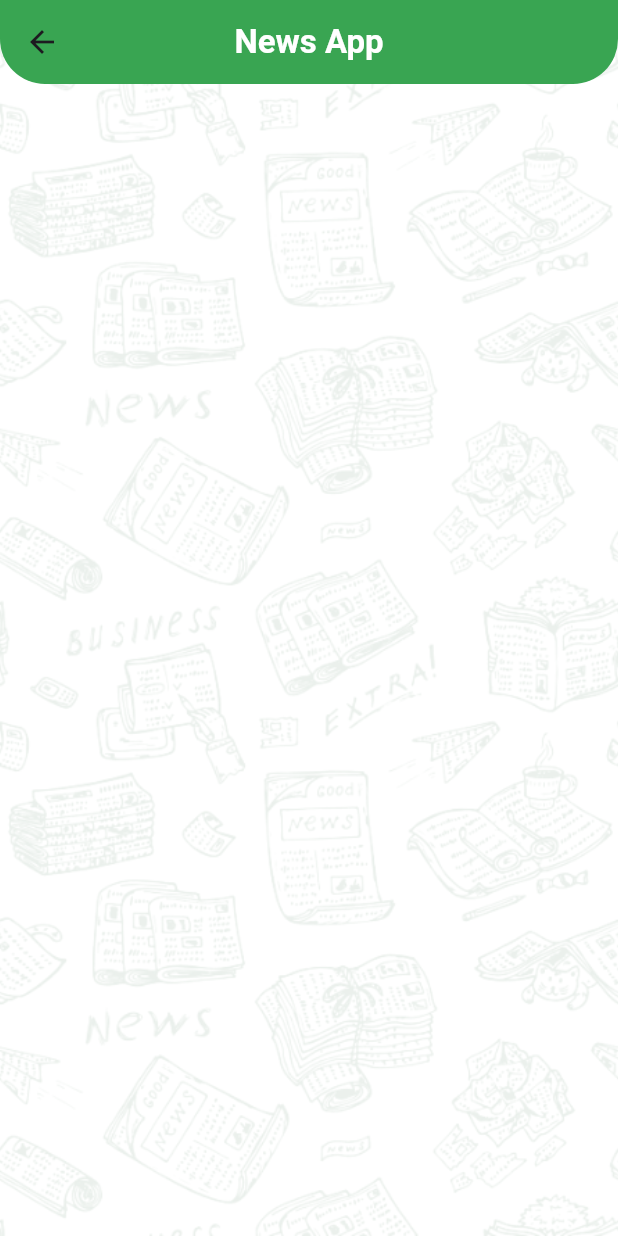
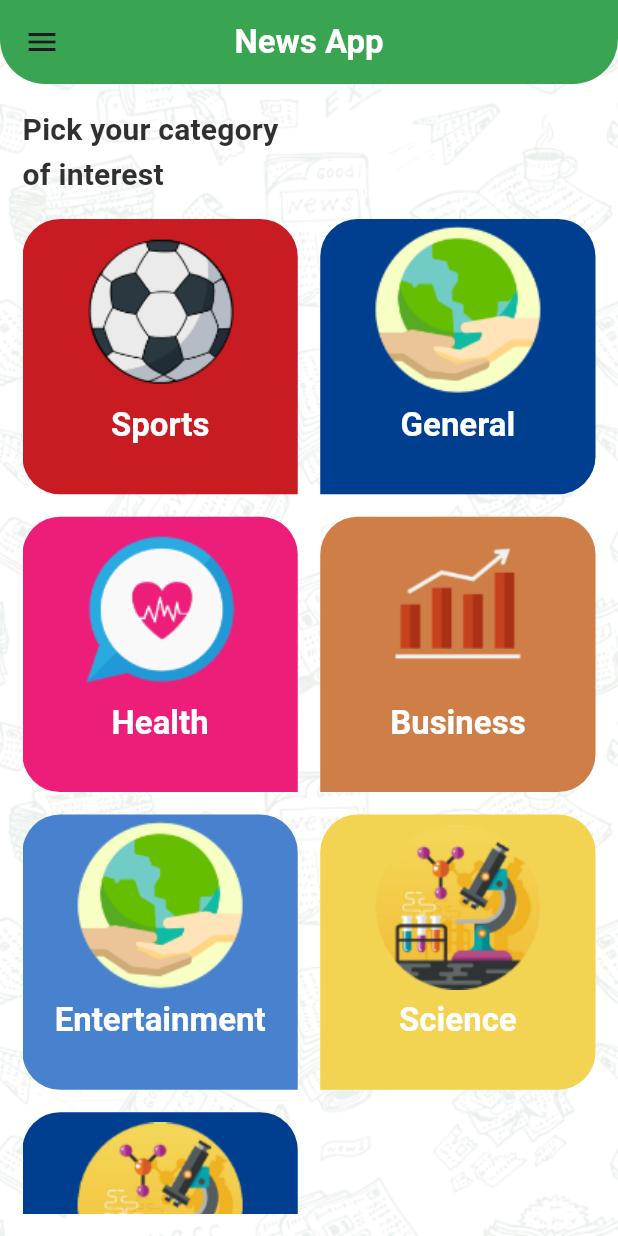
Before and after one commit to Amira-ElSafty/news_app_c10_online, a Flutter app: the HomeScreen screen opened by its route, on a phone screen of 412 x 824 dp. Run offline on Flutter 3.47's test engine with Material 3 defaults, Android fonts, the phone set to English and light mode, and no system bars; our stand-ins replace cached_network_image.

Commit message:
finished news app.

```diff
--- a/lib/api/api_manager.dart
+++ b/lib/api/api_manager.dart
@@ -11,10 +11,11 @@ https://newsapi.org/v2/top-headlines/sources?apiKey=API_KEY
 ------------------------------------------------------------
 500c5a4f9b244f3db92a47f436f1819e
  */
-  static Future<SourceResponse?> getSources()async{
+  static Future<SourceResponse?> getSources(String categoryId)async{
     Uri url = Uri.https(ApiConstants.baseUrl,ApiConstants.sourcesApi,
     {
-      'apiKey' : '500c5a4f9b244f3db92a47f436f1819e'
+      'apiKey' : '500c5a4f9b244f3db92a47f436f1819e',
+      'category' : categoryId
     });
     try{
       var response = await http.get(url);
--- /dev/null
+++ b/lib/category/category_fragment.dart
@@ -0,0 +1,40 @@
+import 'package:flutter/material.dart';
+import 'package:flutter_app_news_c10_online/category/category_item.dart';
+import 'package:flutter_app_news_c10_online/model/category_DM.dart';
+
+class CategoryFragment extends StatelessWidget {
+  var categoriesList = CategoryDM.getCategories();
+  Function onCategoryClick ;
+  CategoryFragment({required this.onCategoryClick});
+  @override
+  Widget build(BuildContext context) {
+    return Container(
+      padding: EdgeInsets.all(15),
+      child: Column(
+        crossAxisAlignment: CrossAxisAlignment.stretch,
+        children: [
+          Text('Pick your category \nof interest',
+          style: Theme.of(context).textTheme.titleMedium,),
+          SizedBox(height: 15,),
+          Expanded(
+            child: GridView.builder(
+                gridDelegate: SliverGridDelegateWithFixedCrossAxisCount(
+                  crossAxisCount: 2,
+                  mainAxisSpacing: 15,
+                  crossAxisSpacing: 15
+                ),
+                itemBuilder: (context,index){
+                  return InkWell(
+                    onTap: (){
+                      onCategoryClick(categoriesList[index]);
+                    },
+                      child: CategoryItem(category: categoriesList[index], index: index));
+                },
+            itemCount: categoriesList.length ,),
+          )
+        ],
+      ),
+
+    );
+  }
+}
--- /dev/null
+++ b/lib/category/category_item.dart
@@ -0,0 +1,34 @@
+import 'package:flutter/material.dart';
+import 'package:flutter_app_news_c10_online/model/category_DM.dart';
+
+class CategoryItem extends StatelessWidget {
+  CategoryDM category ;
+  int index ;
+  CategoryItem({required this.category,required this.index});
+  @override
+  Widget build(BuildContext context) {
+    return Container(
+      decoration: BoxDecoration(
+        color: category.color,
+        borderRadius: BorderRadius.only(
+          topLeft: Radius.circular(25),
+          topRight: Radius.circular(25),
+          bottomLeft:Radius.circular(
+            index % 2 == 0 ? 25 : 0
+          ) ,
+          bottomRight: Radius.circular(
+            index % 2 == 0 ? 0 : 25
+          )
+        )
+      ),
+      child: Column(
+        children: [
+          Image.asset(category.imagePath,
+          height: MediaQuery.of(context).size.height*0.15,),
+          Text(category.title,
+          style: Theme.of(context).textTheme.titleLarge,)
+        ],
+      ),
+    );
+  }
+}
--- a/lib/home/home_screen.dart
+++ b/lib/home/home_screen.dart
@@ -1,8 +1,19 @@
 import 'package:flutter/material.dart';
+import 'package:flutter_app_news_c10_online/category/category_details.dart';
+import 'package:flutter_app_news_c10_online/category/category_fragment.dart';
+import 'package:flutter_app_news_c10_online/drawer/home_drawer.dart';
+import 'package:flutter_app_news_c10_online/model/category_DM.dart';
 import 'package:flutter_app_news_c10_online/my_theme.dart';
+import 'package:flutter_app_news_c10_online/settings/settings_tab.dart';
 
-class HomeScreen extends StatelessWidget {
+class HomeScreen extends StatefulWidget {
   static const String routeName = 'home-screen';
+
+  @override
+  State<HomeScreen> createState() => _HomeScreenState();
+}
+
+class _HomeScreenState extends State<HomeScreen> {
   @override
   Widget build(BuildContext context) {
     return Stack(children: [
@@ -19,11 +30,45 @@ class HomeScreen extends StatelessWidget {
         backgroundColor: Colors.transparent,
         appBar: AppBar(
           title: Text(
-            'News App',
+            selectedMenuItem == HomeDrawer.settings?
+                'Settings':
+                selectedCategory == null ?
+            'News App':
+                    selectedCategory!.title
+            ,
             style: Theme.of(context).textTheme.titleLarge,
           ),
         ),
+        drawer: Drawer(
+          child: HomeDrawer(onSideMenuItemClick: onSideMenuItemClick),
+        ),
+        body: selectedMenuItem == HomeDrawer.settings ?
+            SettingsTab()
+            :
+        selectedCategory == null
+            ? CategoryFragment(onCategoryClick: onCategoryClick)
+            : CategoryDetails(category: selectedCategory!),
       )
     ]);
   }
+
+  CategoryDM? selectedCategory;
+
+  void onCategoryClick(CategoryDM newSelectedCategory) {
+    //todo: newSelectedCategory => User
+    selectedCategory = newSelectedCategory;
+    setState(() {
+
+    });
+  }
+
+  int selectedMenuItem = HomeDrawer.categories ;
+  void onSideMenuItemClick(int newSelectedMenuItem){
+    selectedMenuItem = newSelectedMenuItem ;
+    selectedCategory = null ;
+    Navigator.pop(context);
+    setState(() {
+
+    });
+  }
 }
--- a/lib/main.dart
+++ b/lib/main.dart
@@ -11,10 +11,9 @@ class MyApp extends StatelessWidget {
   Widget build(BuildContext context) {
     return MaterialApp(
       debugShowCheckedModeBanner: false,
-      initialRoute: CategoryDetails.routeName,
+      initialRoute: HomeScreen.routeName,
       routes: {
         HomeScreen.routeName : (context) => HomeScreen(),
-        CategoryDetails.routeName : (context) => CategoryDetails(),
       },
       theme: MyTheme.lightTheme,
     );
--- /dev/null
+++ b/lib/model/category_DM.dart
@@ -0,0 +1,36 @@
+import 'package:flutter/material.dart';
+import 'package:flutter_app_news_c10_online/my_theme.dart';
+
+class CategoryDM{
+  String id;
+  String title ;
+  String imagePath ;
+  Color color ;
+
+  CategoryDM({
+    required this.id,required this.title,
+    required this.imagePath,required this.color
+});
+
+  static List<CategoryDM> getCategories(){
+    return [
+      CategoryDM(id: 'sports', title: 'Sports',
+          imagePath: 'assets/images/sports.png', color: MyTheme.redColor),
+      CategoryDM(id: 'general', title: 'General',
+          imagePath: 'assets/images/general.png', color: MyTheme.darkBlueColor),
+      CategoryDM(id: 'health', title: 'Health',
+          imagePath: 'assets/images/health.png', color: MyTheme.pinkColor),
+      CategoryDM(id: 'business', title: 'Business',
+          imagePath: 'assets/images/bussines.png', color: MyTheme.brownColor),
+      CategoryDM(id: 'entertainment', title: 'Entertainment',
+          imagePath: 'assets/images/entertainment.png', color: MyTheme.blueColor),
+      CategoryDM(id: 'science', title: 'Science',
+          imagePath: 'assets/images/science.png', color: MyTheme.yellowColor),
+      CategoryDM(
+          id: 'technology',
+          title: 'Technology',
+          imagePath: 'assets/images/technology.png',
+          color: MyTheme.darkBlueColor),
+    ];
+  }
+}
--- a/lib/news/news_widget.dart
+++ b/lib/news/news_widget.dart
@@ -3,6 +3,7 @@ import 'package:flutter_app_news_c10_online/api/api_manager.dart';
 import 'package:flutter_app_news_c10_online/model/NewsResponse.dart';
 import 'package:flutter_app_news_c10_online/model/SourceResponse.dart';
 import 'package:flutter_app_news_c10_online/my_theme.dart';
+import 'package:flutter_app_news_c10_online/news/new_item.dart';
 
 class NewsWidget extends StatefulWidget {
   Source source ;
@@ -55,7 +56,7 @@ class _NewsWidgetState extends State<NewsWidget> {
           var newsList = snapshot.data?.articles ?? [];
           return ListView.builder(
               itemBuilder: (context,index){
-                return Text(newsList[index].title ?? '');
+                return NewsItem(news: newsList[index]);
               },
             itemCount: newsList.length,
           );
--- a/lib/category/tab_widget.dart
+++ b/lib/tabs/tab_widget.dart
@@ -1,7 +1,7 @@
 import 'package:flutter/material.dart';
-import 'package:flutter_app_news_c10_online/category/tab_item.dart';
 import 'package:flutter_app_news_c10_online/model/SourceResponse.dart';
 import 'package:flutter_app_news_c10_online/news/news_widget.dart';
+import 'package:flutter_app_news_c10_online/tabs/tab_item.dart';
 
 class TabWidget extends StatefulWidget {
   List<Source> sourcesList;
--- a/pubspec.yaml
+++ b/pubspec.yaml
@@ -36,6 +36,7 @@ dependencies:
   # Use with the CupertinoIcons class for iOS style icons.
   cupertino_icons: ^1.0.2
   http: ^1.1.0
+  cached_network_image: ^3.3.1
 
 dev_dependencies:
   flutter_test:
```
Also changed, not shown: lib/category/category_details.dart (+25 -41 lines), lib/drawer/home_drawer.dart (added, +61 -0 lines), lib/news/new_item.dart (added, +60 -0 lines), lib/settings/settings_tab.dart (added, +11 -0 lines), lib/tabs/tab_item.dart (renamed from lib/category/tab_item.dart), pubspec.lock.
